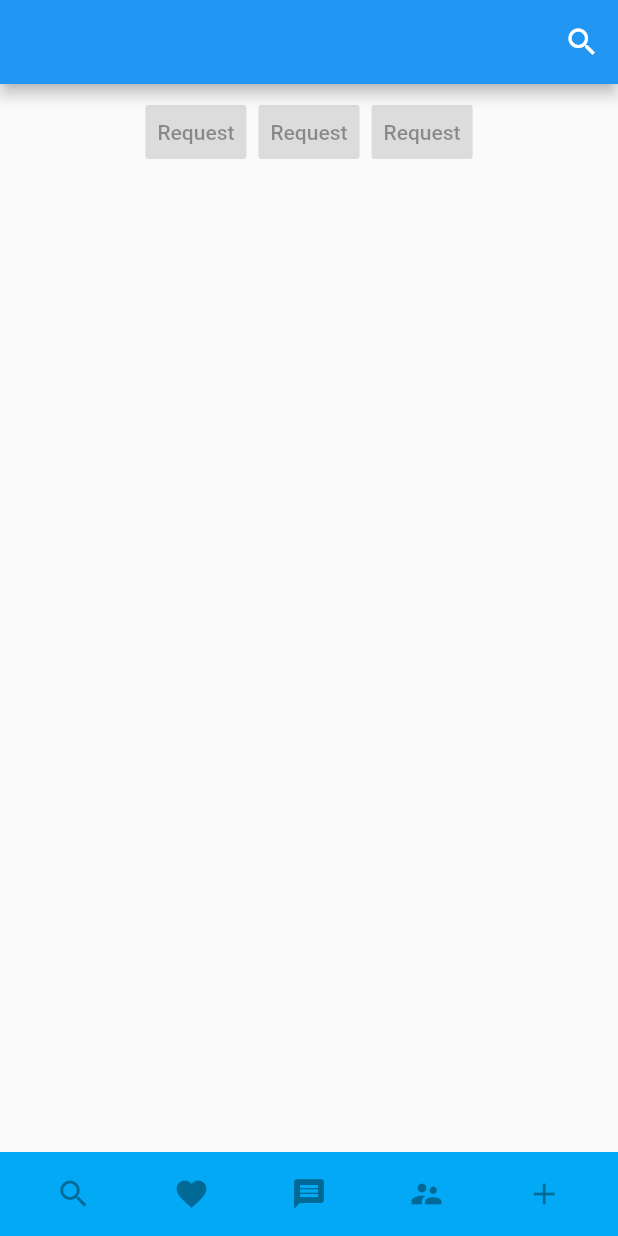
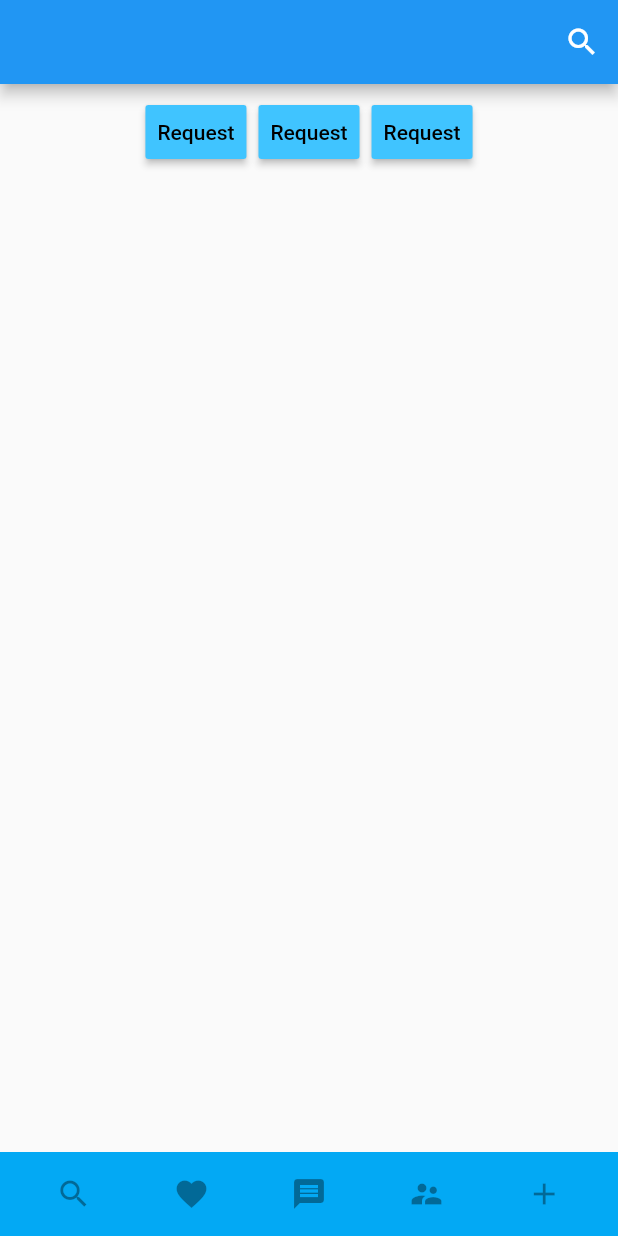
Before and after one commit to jnisitha/client_side_app, a Flutter app: the screen it shows after launch, on a phone screen of 412 x 824 dp. Run offline on Flutter 3.47's test engine with Material 2 defaults, Android fonts, the phone set to English and light mode, and no system bars.

```diff
--- a/lib/home.dart
+++ b/lib/home.dart
@@ -4,7 +4,7 @@ class HomePage extends StatelessWidget {
   @override
   Widget build(BuildContext context) {
     return Scaffold(
-      body: HomeBody(),
+      body: HomeBody(), //prolly a better way of doing this exists.
       bottomNavigationBar: BottomAppBar(),
     );
   }
@@ -29,13 +29,19 @@ class HomeBody extends StatelessWidget {
           alignment: MainAxisAlignment.center,
           children: <Widget>[
             RaisedButton(
+              color: Colors.lightBlueAccent,
               child: const Text('Request'),
+              onPressed: (){}, //Route to other pages
             ),
             RaisedButton(
+              color: Colors.lightBlueAccent,
               child: const Text('Request'),
+              onPressed: (){},
             ),
             RaisedButton(
+              color: Colors.lightBlueAccent,
               child: const Text('Request'),
+              onPressed: (){},
             ),
           ],
         ),
--- a/lib/main.dart
+++ b/lib/main.dart
@@ -1,14 +1,16 @@
 
 import 'package:flutter/material.dart';
+import 'package:flutter/rendering.dart';
 import 'package:flutter/services.dart';
 //import 'package:scoped_model/scoped_model.dart';
 
 import 'home.dart';
 
 void main() {
+  //debugPaintSizeEnabled = true; //Shows visual debugging lines when enabled.
   runApp(MaterialApp(
     debugShowCheckedModeBanner: false,
     title: 'CommunityHub', // used by the OS task switcher
-    home: HomePage(),
+    home: HomePage(), //Need to create an app state so that relevant page can be shown.
   ));
 }
```
